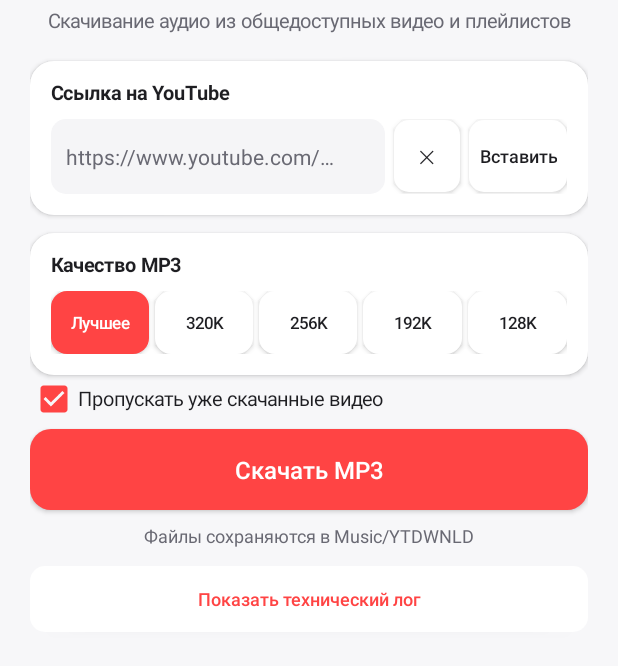
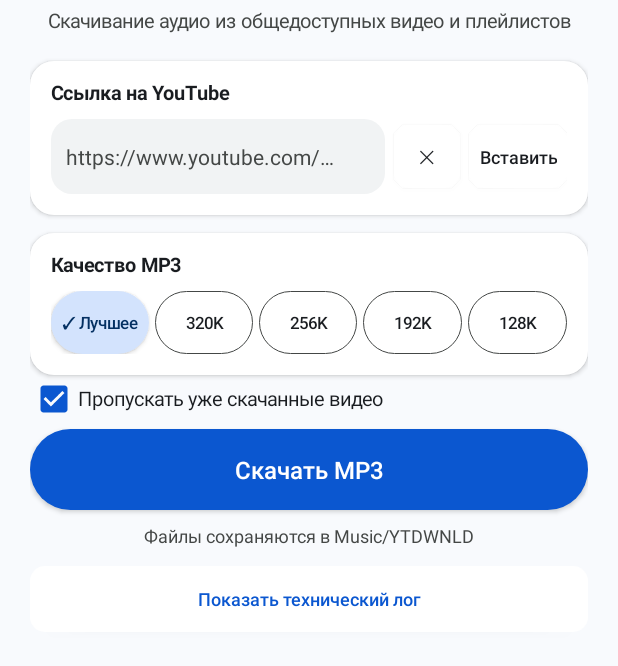
Before and after one commit to Drakasmit/YouTube-MP3-Android, an Android app: the screen it shows after launch (MainActivity), on a phone screen of 412 x 824 dp, the part 88-754 px from its top. Run offline under Robolectric (Android 15) with nearby library versions, the phone set to English and light mode, and no system bars; libraries missing offline, so code that uses them is left out: com.yausername.ffmpeg, com.yausername.youtubedl_android; 4 statements that could not run were skipped.

Commit message:
Apply Material You styling, safe insets and share/play actions

```diff
--- a/app/src/main/java/com/drakasmit/youtubemp3/MainActivity.kt
+++ b/app/src/main/java/com/drakasmit/youtubemp3/MainActivity.kt
@@ -48,7 +48,9 @@ class MainActivity : Activity() {
     private lateinit var progressTitle: TextView
     private lateinit var progressStatus: TextView
     private lateinit var progressBar: ProgressBar
+    private lateinit var openMp3Button: Button
     private lateinit var qualityButtons: List<Button>
+    private var lastDownloadedUri: Uri? = null
     private var selectedQuality = 0
     private var darkTheme = false
     private var activeDownload: Future<*>? = null
@@ -56,11 +58,16 @@ class MainActivity : Activity() {
     private val downloadProcessId = "yt_mp3_download"
     private var downloadActive = false
 
-    private val bgColor get() = if (darkTheme) Color.rgb(18,18,18) else Color.rgb(247,247,249)
-    private val cardColor get() = if (darkTheme) Color.rgb(30,30,30) else Color.WHITE
-    private val textColor get() = if (darkTheme) Color.rgb(245,245,245) else Color.rgb(30,30,34)
-    private val secondaryTextColor get() = if (darkTheme) Color.rgb(180,180,185) else Color.rgb(105,105,115)
-    private val accentColor = Color.rgb(255,68,68)
+    private val bgColor get() = Color.parseColor(if (darkTheme) "#131314" else "#F8FAFD")
+    private val cardColor get() = Color.parseColor(if (darkTheme) "#1E1F20" else "#FFFFFF")
+    private val fieldColor get() = Color.parseColor(if (darkTheme) "#282A2C" else "#F1F3F4")
+    private val textColor get() = Color.parseColor(if (darkTheme) "#E3E3E3" else "#191C20")
+    private val secondaryTextColor get() = Color.parseColor(if (darkTheme) "#C4C7C5" else "#444746")
+    private val accentColor get() = Color.parseColor(if (darkTheme) "#A8C7FA" else "#0B57D0")
+    private val accentTextColor get() = Color.parseColor(if (darkTheme) "#062E6F" else "#FFFFFF")
+    private val selectedChipColor get() = Color.parseColor(if (darkTheme) "#004A77" else "#D3E3FD")
+    private val outlineColor get() = Color.parseColor("#444746")
+    private val progressTrackColor get() = Color.parseColor(if (darkTheme) "#3C4043" else "#DADCE0")
 
     @Volatile
     private var engineReady = false
@@ -73,6 +80,7 @@ class MainActivity : Activity() {
         darkTheme = (resources.configuration.uiMode and Configuration.UI_MODE_NIGHT_MASK) == Configuration.UI_MODE_NIGHT_YES
         applySystemBars()
         buildUi()
+        handleIncomingShare(intent)
         startButton.isEnabled = false
         setStatus("Подготовка движка yt-dlp и FFmpeg…")
         append("Инициализация yt-dlp и FFmpeg...")
@@ -140,6 +148,20 @@ class MainActivity : Activity() {
         }
     }
 
+    private fun handleIncomingShare(source: android.content.Intent?) {
+        if (source?.action != android.content.Intent.ACTION_SEND || source.type != "text/plain") return
+        val sharedText = source.getStringExtra(android.content.Intent.EXTRA_TEXT)?.trim()?.takeIf { it.isNotEmpty() } ?: return
+        urlInput.setText(sharedText)
+        urlInput.setSelection(urlInput.text.length)
+        setStatus("Ссылка получена через «Поделиться»")
+    }
+
+    override fun onNewIntent(intent: android.content.Intent) {
+        super.onNewIntent(intent)
+        setIntent(intent)
+        handleIncomingShare(intent)
+    }
+
     private fun buildUi() {
         val page = LinearLayout(this).apply {
             orientation = LinearLayout.VERTICAL
@@ -163,14 +185,14 @@ class MainActivity : Activity() {
         urlInput = EditText(this).apply {
             isSingleLine = true; hint = "https://www.youtube.com/…"; textSize = 14f
             setTextColor(textColor); setHintTextColor(secondaryTextColor)
-            background = roundedDrawable(if (darkTheme) Color.rgb(43,43,43) else Color.rgb(245,245,247), dp(10))
+            background = roundedDrawable(fieldColor, dp(14))
             setPadding(dp(10), dp(2), dp(10), dp(2))
         }
         inputRow.addView(urlInput, LinearLayout.LayoutParams(0, dp(50), 1f))
         clearButton = smallButton("✕").apply { contentDescription = "Очистить ссылку"; setOnClickListener { urlInput.text.clear() } }
-        inputRow.addView(clearButton, LinearLayout.LayoutParams(dp(44), dp(48)).apply { leftMargin = dp(6) })
+        inputRow.addView(clearButton, LinearLayout.LayoutParams(dp(44), dp(42)).apply { leftMargin = dp(6) })
         pasteButton = smallButton("Вставить").apply { setOnClickListener { pasteFromClipboard() } }
-        inputRow.addView(pasteButton, LinearLayout.LayoutParams(-2, dp(48)).apply { leftMargin = dp(6) })
+        inputRow.addView(pasteButton, LinearLayout.LayoutParams(-2, dp(42)).apply { leftMargin = dp(6) })
         inputCard.addView(inputRow, matchWrap())
         page.addView(inputCard, matchWrap())
 
@@ -196,7 +218,7 @@ class MainActivity : Activity() {
         page.addView(archiveCheck, matchWrap())
         startButton = Button(this).apply {
             text = "Скачать MP3"; isAllCaps = false; textSize = 16f
-            setTextColor(Color.WHITE); background = roundedDrawable(accentColor, dp(14))
+            setTextColor(accentTextColor); background = roundedDrawable(accentColor, dp(50))
             setOnClickListener { if (downloadActive) stopDownload() else startDownload() }
         }
         page.addView(startButton, LinearLayout.LayoutParams(-1, dp(54)).apply { topMargin = dp(4) })
@@ -212,10 +234,24 @@ class MainActivity : Activity() {
         progressCard.addView(progressStatus, matchWrap())
         progressBar = ProgressBar(this, null, android.R.attr.progressBarStyleHorizontal).apply {
             max = 100; progress = 0
-            progressTintList = android.content.res.ColorStateList.valueOf(accentColor)
-            progressBackgroundTintList = android.content.res.ColorStateList.valueOf(if (darkTheme) Color.rgb(65,65,65) else Color.rgb(225,225,230))
+            val track = roundedDrawable(progressTrackColor, dp(50))
+            val fill = roundedDrawable(accentColor, dp(50))
+            progressDrawable = android.graphics.drawable.LayerDrawable(arrayOf(
+                track,
+                android.graphics.drawable.ClipDrawable(fill, Gravity.START, android.graphics.drawable.ClipDrawable.HORIZONTAL)
+            )).apply {
+                setId(0, android.R.id.background)
+                setId(1, android.R.id.progress)
+            }
         }
         progressCard.addView(progressBar, LinearLayout.LayoutParams(-1, dp(8)))
+        openMp3Button = smallButton("Открыть MP3").apply {
+            visibility = View.GONE
+            setTextColor(accentColor)
+            background = roundedDrawable(fieldColor, dp(50))
+            setOnClickListener { lastDownloadedUri?.let { openMp3(it) } }
+        }
+        progressCard.addView(openMp3Button, LinearLayout.LayoutParams(-2, dp(40)).apply { topMargin = dp(10) })
         page.addView(progressCard, LinearLayout.LayoutParams(-1, -2).apply { bottomMargin = dp(12) })
 
         logToggle = Button(this).apply {
@@ -227,7 +263,24 @@ class MainActivity : Activity() {
         logView = TextView(this).apply { textSize = 11f; setTextColor(secondaryTextColor); setPadding(dp(10), dp(10), dp(10), dp(10)) }
         logScroll = ScrollView(this).apply { visibility = View.GONE; background = roundedDrawable(cardColor, dp(10)); addView(logView) }
         page.addView(logScroll, LinearLayout.LayoutParams(-1, dp(170)).apply { topMargin = dp(6) })
-        setContentView(ScrollView(this).apply { isFillViewport = true; addView(page) })
+        val root = ScrollView(this).apply {
+            isFillViewport = true
+            setBackgroundColor(bgColor)
+            addView(page)
+        }
+        root.setOnApplyWindowInsetsListener { view, insets ->
+            val safe = if (Build.VERSION.SDK_INT >= Build.VERSION_CODES.R) {
+                insets.getInsets(android.view.WindowInsets.Type.systemBars() or android.view.WindowInsets.Type.displayCutout())
+            } else null
+            val left = safe?.left ?: insets.systemWindowInsetLeft
+            val top = safe?.top ?: insets.systemWindowInsetTop
+            val right = safe?.right ?: insets.systemWindowInsetRight
+            val bottom = safe?.bottom ?: insets.systemWindowInsetBottom
+            view.setPadding(left, top, right, bottom)
+            insets
+        }
+        setContentView(root)
+        root.requestApplyInsets()
     }
 
     private fun pasteFromClipboard() {
@@ -243,8 +296,14 @@ class MainActivity : Activity() {
         if (!::qualityButtons.isInitialized) return
         qualityButtons.forEachIndexed { index, button ->
             val selected = index == selectedQuality
-            button.background = roundedDrawable(if (selected) accentColor else cardColor, dp(11))
-            button.setTextColor(if (selected) Color.WHITE else textColor)
+            val qualityLabels = listOf("Лучшее", "320K", "256K", "192K", "128K")
+            button.text = if (selected) "✓ " + qualityLabels[index] else qualityLabels[index]
+            button.background = if (selected) roundedDrawable(selectedChipColor, dp(50)) else GradientDrawable().apply {
+                setColor(Color.TRANSPARENT)
+                cornerRadius = dp(50).toFloat()
+                setStroke(dp(1), outlineColor)
+            }
+            button.setTextColor(if (selected) (if (darkTheme) Color.WHITE else Color.rgb(4, 48, 98)) else textColor)
         }
     }
 
@@ -429,10 +488,21 @@ class MainActivity : Activity() {
                         }
                         append("Перенос готовых MP3 в общую папку Music/YTDWNLD...")
                         var copied = 0
+                        val publishedUris = mutableListOf<Uri>()
                         mp3Files.forEach { file ->
                             if (stopRequested.get() || Thread.currentThread().isInterrupted) throw InterruptedException("Остановлено пользователем")
-                            try { publishMp3(file); copied++; append("Сохранён: " + file.name) }
-                            catch (copyError: Exception) { append("Не удалось сохранить " + file.name + ": " + copyError.message) }
+                            try {
+                                publishedUris.add(publishMp3(file))
+                                copied++
+                                append("Сохранён: " + file.name)
+                            } catch (copyError: Exception) {
+                                append("Не удалось сохранить " + file.name + ": " + copyError.message)
+                            }
+                        }
+                        val singleTrackUri = if (!normalized.isPlaylist && publishedUris.size == 1) publishedUris.first() else null
+                        runOnUiThread {
+                            lastDownloadedUri = singleTrackUri
+                            openMp3Button.visibility = if (singleTrackUri != null) View.VISIBLE else View.GONE
                         }
                         append("Перенесено MP3: " + copied + " из " + mp3Files.size)
                     }
@@ -495,15 +565,24 @@ class MainActivity : Activity() {
         append("Загрузка остановлена пользователем.")
     }
 
-    private fun publishMp3(source: File) {
-        if (Build.VERSION.SDK_INT >= Build.VERSION_CODES.Q) {
-            publishWithMediaStore(source)
-        } else {
-            publishWithLegacyStorage(source)
+    private fun publishMp3(source: File): Uri {
+        return if (Build.VERSION.SDK_INT >= Build.VERSION_CODES.Q) publishWithMediaStore(source)
+        else publishWithLegacyStorage(source)
+    }
+
+    private fun openMp3(uri: Uri) {
+        val intent = android.content.Intent(android.content.Intent.ACTION_VIEW).apply {
+            setDataAndType(uri, "audio/mpeg")
+            addFlags(android.content.Intent.FLAG_GRANT_READ_URI_PERMISSION)
+        }
+        try {
+            startActivity(intent)
+        } catch (_: android.content.ActivityNotFoundException) {
+            Toast.makeText(this, "Не найдено приложение для воспроизведения MP3", Toast.LENGTH_LONG).show()
         }
     }
 
-    private fun publishWithMediaStore(source: File) {
+    private fun publishWithMediaStore(source: File): Uri {
         val values = ContentValues().apply {
             put(MediaStore.Audio.Media.DISPLAY_NAME, source.name)
             put(MediaStore.Audio.Media.MIME_TYPE, "audio/mpeg")
@@ -531,6 +610,7 @@ class MainActivity : Activity() {
                 arrayOf("audio/mpeg"),
                 null
             )
+            return uri
         } catch (error: Exception) {
             contentResolver.delete(uri, null, null)
             throw error
@@ -538,7 +618,7 @@ class MainActivity : Activity() {
     }
 
     @Suppress("DEPRECATION")
-    private fun publishWithLegacyStorage(source: File) {
+    private fun publishWithLegacyStorage(source: File): Uri {
         val musicDirectory = File(
             Environment.getExternalStoragePublicDirectory(Environment.DIRECTORY_MUSIC),
             "YTDWNLD"
@@ -566,6 +646,7 @@ class MainActivity : Activity() {
             arrayOf("audio/mpeg"),
             null
         )
+        return Uri.fromFile(destination)
     }
 
     override fun onRequestPermissionsResult(
```
